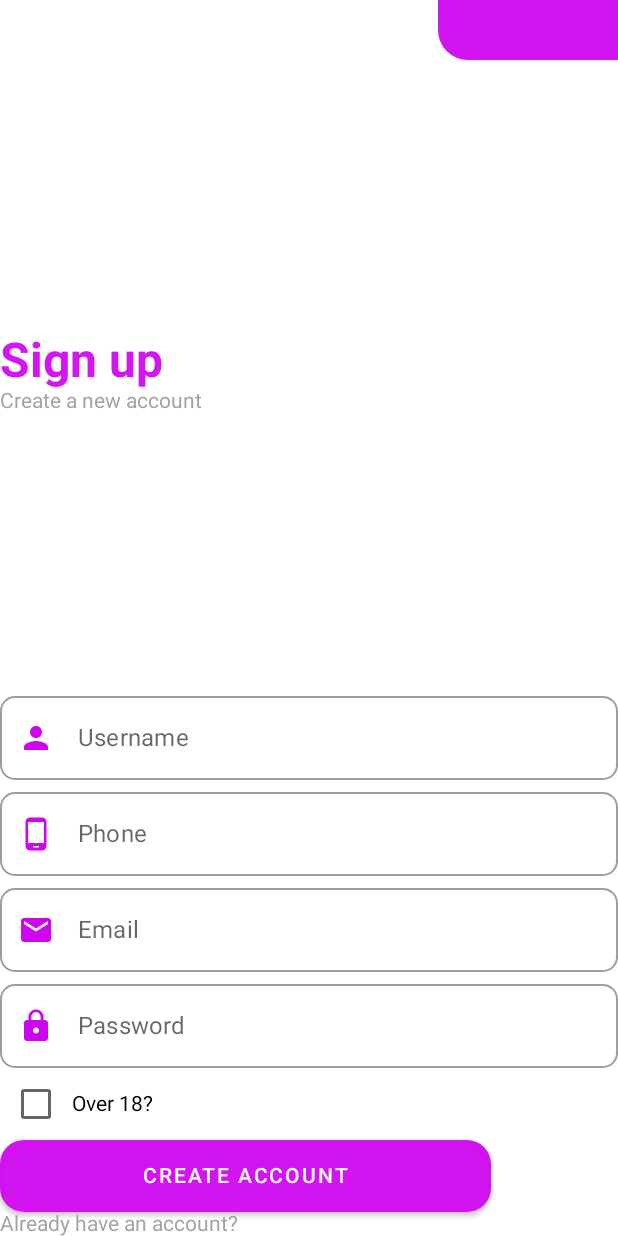
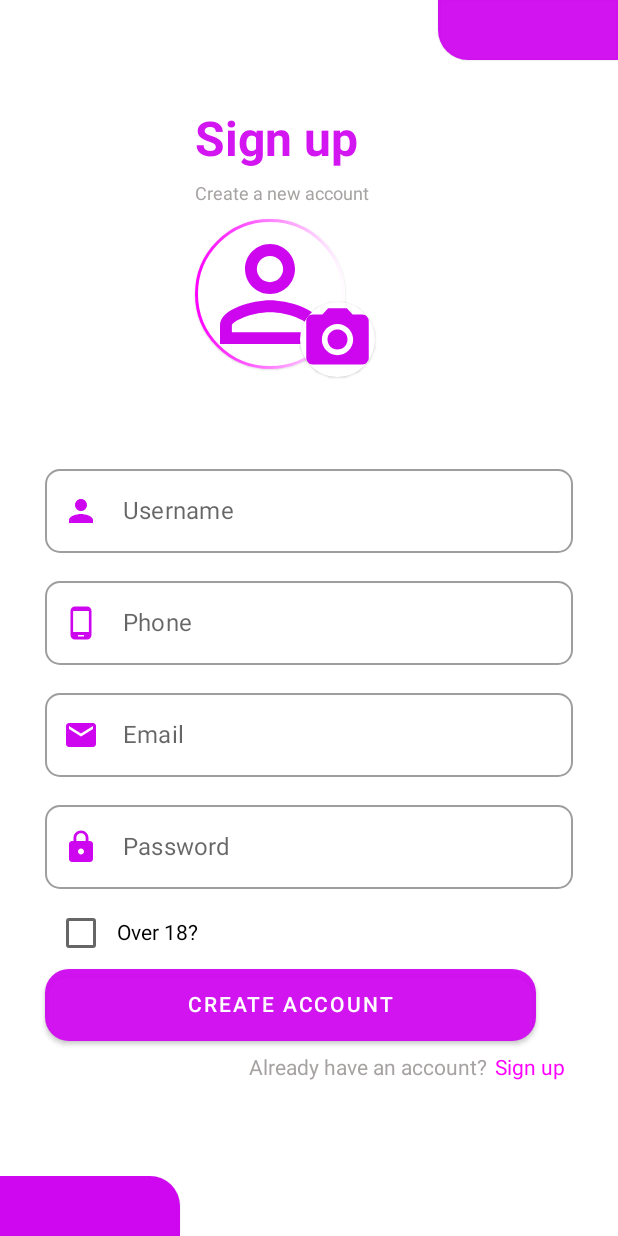
Before and after one commit to ArturAlvess/projeto-login-activity, an Android app built with Jetpack Compose: the @Preview function RegisterScreen, on a phone screen of 412 x 824 dp. Run offline under Robolectric (Android 15) with nearby library versions, the phone set to English and light mode, and no system bars.

```diff
--- a/app/src/main/java/br/senai/sp/jandira/loginactivity/HomeAcitivy.kt
+++ b/app/src/main/java/br/senai/sp/jandira/loginactivity/HomeActivity.kt
@@ -6,11 +6,8 @@ import androidx.activity.compose.setContent
 import androidx.compose.foundation.Image
 import androidx.compose.foundation.layout.*
 import androidx.compose.foundation.shape.CircleShape
-import androidx.compose.material.MaterialTheme
 import androidx.compose.material.Surface
-import androidx.compose.material.Text
 import androidx.compose.runtime.Composable
-import androidx.compose.ui.Alignment
 import androidx.compose.ui.Modifier
 import androidx.compose.ui.draw.clip
 import androidx.compose.ui.res.painterResource
@@ -18,7 +15,7 @@ import androidx.compose.ui.tooling.preview.Preview
 import androidx.compose.ui.unit.dp
 import br.senai.sp.jandira.loginactivity.ui.theme.LoginActivityTheme
 
-class HomeAcitivy : ComponentActivity() {
+class HomeActivity : ComponentActivity() {
     override fun onCreate(savedInstanceState: Bundle?) {
         super.onCreate(savedInstanceState)
         setContent {
--- a/app/src/main/java/br/senai/sp/jandira/loginactivity/RegisterActivity.kt
+++ b/app/src/main/java/br/senai/sp/jandira/loginactivity/RegisterActivity.kt
@@ -3,14 +3,22 @@ package br.senai.sp.jandira.loginactivity
 import android.os.Bundle
 import androidx.activity.ComponentActivity
 import androidx.activity.compose.setContent
+import androidx.compose.foundation.BorderStroke
+import androidx.compose.foundation.Image
 import androidx.compose.foundation.layout.*
+import androidx.compose.foundation.shape.CircleShape
 import androidx.compose.foundation.shape.RoundedCornerShape
 import androidx.compose.material.*
+import androidx.compose.material.icons.Icons
+import androidx.compose.material.icons.filled.Home
+import androidx.compose.material.icons.filled.Person
+import androidx.compose.material.icons.filled.Phone
 import androidx.compose.runtime.Composable
 import androidx.compose.runtime.mutableStateOf
 import androidx.compose.runtime.saveable.rememberSaveable
 import androidx.compose.ui.Alignment
 import androidx.compose.ui.Modifier
+import androidx.compose.ui.graphics.Brush
 import androidx.compose.ui.graphics.Color
 import androidx.compose.ui.res.painterResource
 import androidx.compose.ui.res.stringResource
@@ -18,6 +26,8 @@ import androidx.compose.ui.text.font.FontWeight
 import androidx.compose.ui.tooling.preview.Preview
 import androidx.compose.ui.unit.dp
 import androidx.compose.ui.unit.sp
+import br.senai.sp.jandira.loginactivity.components.BottomShape
+import br.senai.sp.jandira.loginactivity.components.TopShape
 import br.senai.sp.jandira.loginactivity.ui.theme.LoginActivityTheme
 
 class RegisterActivity : ComponentActivity() {
@@ -57,19 +67,14 @@ fun RegisterScreen() {
             Row(modifier = Modifier
                 .fillMaxWidth(),
                 horizontalArrangement =  Arrangement.End) {
-                Surface(modifier = Modifier
-                    .width(120.dp)
-                    .height(40.dp),
-                    color = Color(207, 6, 240, 240),
-                    shape = RoundedCornerShape(bottomStart = 20.dp)
-                ) {
-
-                }
+                TopShape()
             }
         }
 
         Column(
-            modifier = Modifier.fillMaxWidth()
+            modifier = Modifier
+                .fillMaxWidth()
+                .padding(horizontal = 130.dp)
         ) {
             Text(
                 text = stringResource(id = R.string.sign_up),
@@ -79,15 +84,52 @@ fun RegisterScreen() {
             )
             Text(
                 text = stringResource(id = R.string.create),
-                fontSize = 14.sp,
+                fontSize = 12.sp,
                 color = Color(160, 156, 156, 240),
-                fontWeight = FontWeight(400)
+                fontWeight = FontWeight(400),
+                modifier = Modifier.padding(vertical = 10.dp)
 
             )
+            Box(
+                modifier = Modifier.size(100.dp)
+            ){
+                Card(
+                    modifier = Modifier
+                        .size(100.dp)
+                        .align(alignment = Alignment.TopEnd),
+                    shape = CircleShape,
+                    border = BorderStroke(width = 2.dp, Brush.horizontalGradient(colors = listOf(Color.Magenta, Color.White)))
+                ) {
+                    Image(painter = painterResource(id = R.drawable.baseline_person_outline_24), contentDescription = null)
+                }
+                Card(
+                    modifier = Modifier
+                        .size(50.dp)
+                        .align(alignment = Alignment.BottomEnd)
+                        .offset(x = 20.dp, y = 5.dp),
+                shape = CircleShape,
+
+                ) {
+                    Image(
+                        painter = painterResource(id = R.drawable.baseline_photo_camera_24),
+                        contentDescription = null,
+                        modifier = Modifier
+                            .align(alignment = Alignment.BottomEnd)
+                            .size(24.dp)
+                    )
+                }
+
+            }
 
 
         }
-        Column() {
+        Column(modifier = Modifier
+            .fillMaxWidth()
+            .padding(
+                horizontal = 30.dp,
+                vertical = 20.dp
+            )
+        ) {
             OutlinedTextField(
                 value = "",
                 label = { Text(text = stringResource(id = R.string.username))},
@@ -95,7 +137,8 @@ fun RegisterScreen() {
                     emailState
                 }, shape = RoundedCornerShape(10.dp),
                 modifier = Modifier
-                    .fillMaxWidth(),
+                    .fillMaxWidth()
+                    .padding(vertical = 5.dp),
                 leadingIcon = {
                     Icon(
                         painter = painterResource(id = R.drawable.baseline_person_24),
@@ -111,7 +154,8 @@ fun RegisterScreen() {
                     emailState
                 }, shape = RoundedCornerShape(10.dp),
                 modifier = Modifier
-                    .fillMaxWidth(),
+                    .fillMaxWidth()
+                    .padding(vertical = 5.dp),
                 leadingIcon = {
                     Icon(
                         painter = painterResource(id = R.drawable.baseline_phone_android_24),
@@ -127,7 +171,8 @@ fun RegisterScreen() {
                     emailState
                 }, shape = RoundedCornerShape(10.dp),
                 modifier = Modifier
-                    .fillMaxWidth(),
+                    .fillMaxWidth()
+                    .padding(vertical = 5.dp),
                 leadingIcon = {
                     Icon(
                         painter = painterResource(id = R.drawable.baseline_email_24),
@@ -143,7 +188,8 @@ fun RegisterScreen() {
                     emailState
                 }, shape = RoundedCornerShape(10.dp),
                 modifier = Modifier
-                    .fillMaxWidth(),
+                    .fillMaxWidth()
+                    .padding(vertical = 5.dp),
                 leadingIcon = {
                     Icon(
                         painter = painterResource(id = R.drawable.baseline_lock_24),
@@ -168,7 +214,9 @@ fun RegisterScreen() {
                     .width(327.dp)
                     .height(48.dp),
                 shape = RoundedCornerShape(16.dp),
-                colors = ButtonDefaults.buttonColors(Color(207, 6, 240, 240))
+                colors = ButtonDefaults.buttonColors(Color(207, 6, 240, 240),
+                )
+
             ) {
                 Text(
                     text = stringResource(id = R.string.bottom_account)
@@ -176,11 +224,30 @@ fun RegisterScreen() {
                     color = Color.White
                 )
             }
-            Text(
-                text = stringResource(id = R.string.already_account),
-                color = Color(160, 156, 156, 240)
-            )
+            Row(modifier = Modifier
+                .fillMaxWidth()
+                .padding(vertical = 10.dp), horizontalArrangement = Arrangement.End) {
+                Text(
+                    text = stringResource(id = R.string.already_account),
+                    color = Color(160, 156, 156, 240)
+                )
+                Text(
+                    text = stringResource(id = R.string.sign_up),
+                    color = Color.Magenta,
+                    modifier = Modifier.padding(horizontal = 5.dp)
+                )
+            }
+
         }
+            Column(modifier = Modifier
+                .fillMaxWidth()
+            ) {
+                Row(modifier = Modifier
+                    .fillMaxWidth(),
+                    horizontalArrangement =  Arrangement.Start) {
+                    BottomShape()
+                }
+            }
         }
 
 
--- /dev/null
+++ b/app/src/main/java/br/senai/sp/jandira/loginactivity/components/Shapes.kt
@@ -0,0 +1,56 @@
+package br.senai.sp.jandira.loginactivity.components
+
+import androidx.compose.foundation.background
+import androidx.compose.foundation.layout.*
+import androidx.compose.foundation.shape.RoundedCornerShape
+import androidx.compose.material.Card
+import androidx.compose.material.Surface
+import androidx.compose.runtime.Composable
+import androidx.compose.ui.Modifier
+import androidx.compose.ui.graphics.Brush
+import androidx.compose.ui.graphics.Color
+import androidx.compose.ui.tooling.preview.Preview
+import androidx.compose.ui.unit.dp
+
+@Composable
+fun TopShape() {
+
+
+    Card(
+        modifier = Modifier
+            .width(120.dp)
+            .height(40.dp),
+        backgroundColor = Color(207, 6, 240, 240),
+        shape = RoundedCornerShape(bottomStart = 20.dp)
+    ) {
+
+    }
+
+
+}
+
+@Preview
+@Composable
+fun TopShapePreview() {
+    TopShape()
+}
+
+@Composable
+fun BottomShape() {
+    Card(
+        modifier = Modifier
+            .width(120.dp)
+            .height(40.dp),
+        shape = RoundedCornerShape(topEnd = 20.dp),
+        backgroundColor = Color(207, 6, 240)
+    ) {
+
+    }
+
+}
+
+@Preview
+@Composable
+fun BottomShapePreview() {
+    BottomShape()
+}
--- /dev/null
+++ b/app/src/main/res/drawable/baseline_person_outline_24.xml
@@ -0,0 +1,5 @@
+<vector android:height="24dp" android:tint="#CE06F0"
+    android:viewportHeight="24" android:viewportWidth="24"
+    android:width="24dp" xmlns:android="http://schemas.android.com/apk/res/android">
+    <path android:fillColor="@android:color/white" android:pathData="M12,5.9c1.16,0 2.1,0.94 2.1,2.1s-0.94,2.1 -2.1,2.1S9.9,9.16 9.9,8s0.94,-2.1 2.1,-2.1m0,9c2.97,0 6.1,1.46 6.1,2.1v1.1L5.9,18.1L5.9,17c0,-0.64 3.13,-2.1 6.1,-2.1M12,4C9.79,4 8,5.79 8,8s1.79,4 4,4 4,-1.79 4,-4 -1.79,-4 -4,-4zM12,13c-2.67,0 -8,1.34 -8,4v3h16v-3c0,-2.66 -5.33,-4 -8,-4z"/>
+</vector>
--- /dev/null
+++ b/app/src/main/res/drawable/baseline_photo_camera_24.xml
@@ -0,0 +1,6 @@
+<vector android:height="24dp" android:tint="#CE06F0"
+    android:viewportHeight="24" android:viewportWidth="24"
+    android:width="24dp" xmlns:android="http://schemas.android.com/apk/res/android">
+    <path android:fillColor="@android:color/white" android:pathData="M12,12m-3.2,0a3.2,3.2 0,1 1,6.4 0a3.2,3.2 0,1 1,-6.4 0"/>
+    <path android:fillColor="@android:color/white" android:pathData="M9,2L7.17,4L4,4c-1.1,0 -2,0.9 -2,2v12c0,1.1 0.9,2 2,2h16c1.1,0 2,-0.9 2,-2L22,6c0,-1.1 -0.9,-2 -2,-2h-3.17L15,2L9,2zM12,17c-2.76,0 -5,-2.24 -5,-5s2.24,-5 5,-5 5,2.24 5,5 -2.24,5 -5,5z"/>
+</vector>
```
Also changed, not shown: app/build.gradle (+7 -0 lines), app/src/main/AndroidManifest.xml (+4 -4 lines), app/src/main/java/br/senai/sp/jandira/loginactivity/MainActivity.kt (+4 -16 lines), app/src/main/java/br/senai/sp/jandira/loginactivity/dao/TripDb.kt (added, +35 -0 lines), app/src/main/java/br/senai/sp/jandira/loginactivity/dao/UserDao.kt (added, +20 -0 lines), app/src/main/java/br/senai/sp/jandira/loginactivity/model/User.kt (added, +14 -0 lines), app/src/main/java/br/senai/sp/jandira/loginactivity/repository/UserRepository.kt (added, +15 -0 lines), app/src/main/res/drawable/cameraa.png (added).
